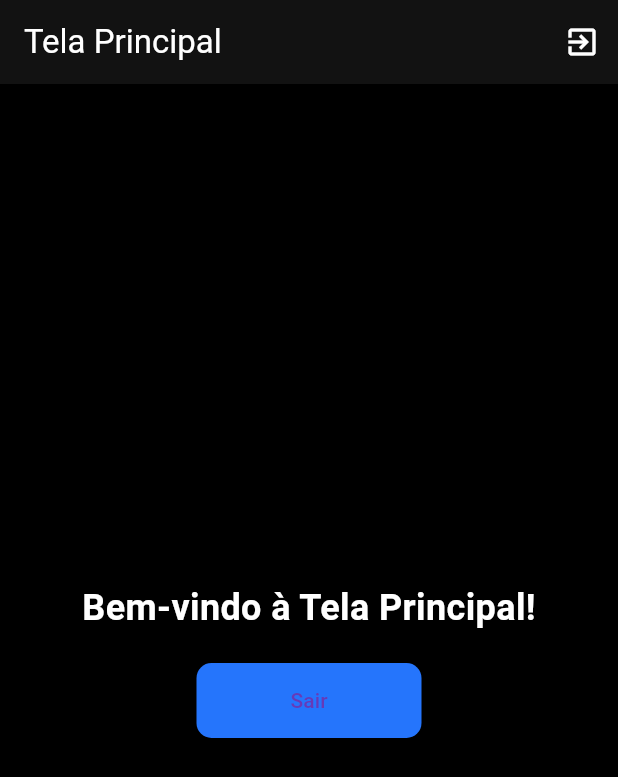
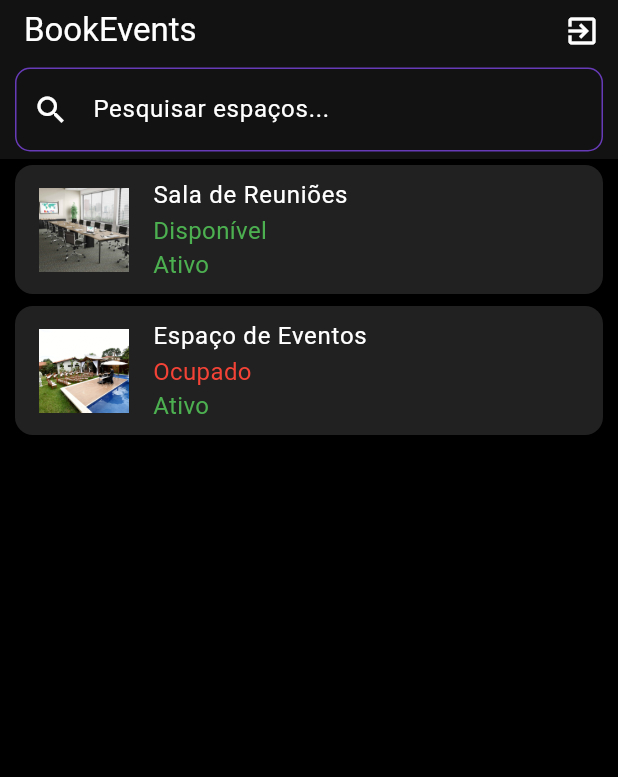
Before and after one commit to CarlosDVSS/Locate_app, a Flutter app: the HomeScreen screen opened directly, on a phone screen of 412 x 824 dp. Shown: the top 777 px of the screen. Run offline on Flutter 3.47's test engine with Material 3 defaults, Android fonts, the light colour scheme and no system bars; our stand-ins replace firebase_auth, firebase_core, flutter_riverpod, google_sign_in; accounts and stored records are empty.

Commit message:
terceiro commit (correção)

```diff
--- a/lib/main.dart
+++ b/lib/main.dart
@@ -2,7 +2,8 @@ import 'package:flutter/foundation.dart';
 import 'package:flutter/material.dart';
 import 'package:firebase_core/firebase_core.dart';
 import 'package:flutter_riverpod/flutter_riverpod.dart';
-import 'package:locate_app/screens/login.dart';
+import 'package:locate_app/screens/home_screen.dart';
+// import 'package:locate_app/screens/login.dart';
 
 void main() async {
   WidgetsFlutterBinding.ensureInitialized();
@@ -34,7 +35,7 @@ class MyApp extends StatelessWidget {
   @override
   Widget build(BuildContext context) {
     return MaterialApp(
-      title: 'Rest Locator',
+      title: 'BookEvents',
       debugShowCheckedModeBanner: false,
       theme: ThemeData(
         brightness: Brightness.dark,
@@ -47,7 +48,8 @@ class MyApp extends StatelessWidget {
         textTheme: const TextTheme(
           bodyMedium: TextStyle(color: Colors.white, fontSize: 16),
           titleMedium: TextStyle(
-              color: Colors.white, fontWeight: FontWeight.bold, fontSize: 20),
+              color: Colors.white, fontWeight: FontWeight.bold, fontSize: 20
+            ),
         ),
         elevatedButtonTheme: ElevatedButtonThemeData(
           style: ElevatedButton.styleFrom(
@@ -70,7 +72,8 @@ class MyApp extends StatelessWidget {
           ),
         ),
       ),
-      home: const LoginScreen(),
+      home: const HomeScreen(),
+      // const LoginScreen(),
     );
   }
 }
--- a/lib/screens/home_screen.dart
+++ b/lib/screens/home_screen.dart
@@ -1,7 +1,10 @@
 import 'package:flutter/material.dart';
 import 'package:firebase_auth/firebase_auth.dart';
+import 'package:flutter_riverpod/flutter_riverpod.dart';
+import 'package:locate_app/providers/space_provider.dart';
 import 'login.dart';
-class HomeScreen extends StatelessWidget {
+
+class HomeScreen extends ConsumerWidget {
   const HomeScreen({super.key});
 
   // Função para fazer logout
@@ -24,10 +27,34 @@ class HomeScreen extends StatelessWidget {
   }
 
   @override
-  Widget build(BuildContext context) {
+  Widget build(BuildContext context, WidgetRef ref) {
+    final spaces = ref.watch(filteredSpacesProvider);
+
     return Scaffold(
       appBar: AppBar(
-        title: const Text('Tela Principal'),
+        title: const Text('BookEvents'),
+        bottom: PreferredSize(
+          preferredSize: const Size.fromHeight(50),
+          child: Padding(
+            padding: const EdgeInsets.only(right: 10, left: 10, bottom: 5, top: 4),
+            child: TextField(
+              onChanged: (value) {
+                ref.read(searchTermProvider.notifier).state = value;
+              },
+              decoration: InputDecoration(
+                hintStyle: const TextStyle(
+                  fontSize: 16,
+
+                ),
+                hintText: 'Pesquisar espaços...',
+                prefixIcon: const Icon(Icons.search),
+                border: OutlineInputBorder(
+                  borderRadius: BorderRadius.circular(10),
+                )
+              ),
+            ),
+          ),
+        ),
         actions: [
           IconButton(
             icon: const Icon(Icons.exit_to_app),
@@ -35,28 +62,56 @@ class HomeScreen extends StatelessWidget {
           ),
         ],
       ),
-      body: Center(
-        child: Column(
-          mainAxisAlignment: MainAxisAlignment.center,
-          children: [
-            const Text(
-              'Bem-vindo à Tela Principal!',
-              style: TextStyle(fontSize: 24, fontWeight: FontWeight.bold),
+      body: spaces.isEmpty
+        ? const Center(
+          child: Text(
+            'Nenhum Espaço encontrado...',
+            style: TextStyle(
+              fontSize: 18,
+              color: Colors.red
             ),
-            const SizedBox(height: 20),
-            ElevatedButton(
-              onPressed: () => _logout(context),
-              style: ElevatedButton.styleFrom(
-                backgroundColor: const Color(0xFF2575FC),
-                shape: RoundedRectangleBorder(
-                  borderRadius: BorderRadius.circular(10),
+          ),
+        ) :
+      ListView.builder(
+        itemCount: spaces.length,
+        itemBuilder: (context, index) {
+          final space = spaces[index];
+
+          return GestureDetector(
+            onTap: () => {},
+            child: Card(
+              color: Colors.grey[900],
+              elevation: 4,
+              margin: const EdgeInsets.symmetric(vertical: 4, horizontal: 10),
+              child: ListTile(
+                leading: Image.asset(
+                  space.imageUri,
+                  width: 60,
+                  height: 60,
+                  fit: BoxFit.cover,
                 ),
-                minimumSize: const Size(150, 50),
-              ), // Chama a função de logout
-              child: const Text('Sair'),
+                title: Text(space.name),
+                subtitle: Column(
+                  crossAxisAlignment: CrossAxisAlignment.start,
+                  children: [
+                    Text(
+                      space.available ? 'Disponível' : 'Ocupado',
+                      style: TextStyle(
+                        color: space.available ? Colors.green : Colors.red,
+                      ),
+                    ),
+                    Text(
+                      space.active ? 'Ativo' : 'Inativo',
+                      style: TextStyle(
+                        color: space.active ? Colors.green : Colors.red,
+                      ),
+                    ),
+                  ],
+                ),
+              ),
             ),
-          ],
-        ),
+          );
+        },
       ),
     );
   }
--- a/pubspec.yaml
+++ b/pubspec.yaml
@@ -25,4 +25,4 @@ dev_dependencies:
 flutter:
   uses-material-design: true
   assets:
-    - assets/icons8-google-logo-48.png
+    - assets/
```
Also changed, not shown: lib/models/space_model.dart (added, +15 -0 lines), lib/providers/space_provider.dart (added, +37 -0 lines), assets/espaço_eventos.jpg (added), assets/sala_reuniao.png (added), lib/providers/search_provider.dart (added), 1 other file.
